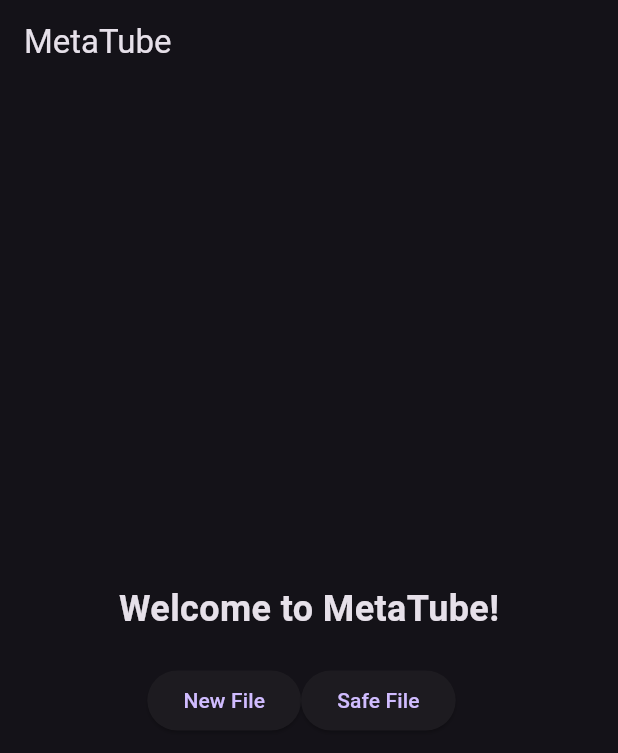
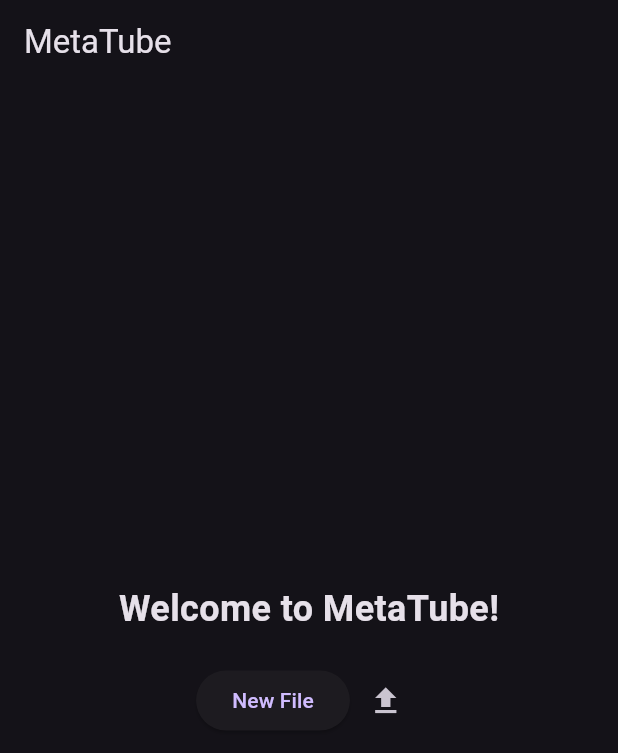
Before and after one commit to Angstromico/Metatube-Flutter, a Flutter app: the screen it shows after launch, on a phone screen of 412 x 824 dp. Shown: the top 753 px of the screen. Run offline on Flutter 3.47's test engine with Material 3 defaults, Android fonts, the phone set to English and light mode, and no system bars.

Commit message:
feat: action button in home screen

```diff
--- a/lib/screens/home_screen.dart
+++ b/lib/screens/home_screen.dart
@@ -21,8 +21,11 @@ class HomeScreen extends StatelessWidget {
             mainAxisAlignment: MainAxisAlignment.center,
             children: [
             _mainButton('New File', () {}),
-            _mainButton('Safe File', () {}),
-            const SizedBox(width: 10),
+            Row(
+              children: [
+                _actionButton(() => null, Icons.file_upload)
+              ]
+            )
             ],
             ),
         ],
@@ -36,4 +39,11 @@ class HomeScreen extends StatelessWidget {
       child: Text(label),
     );
   }
+
+  IconButton _actionButton(Function()? onPressed, IconData icon) {
+    return IconButton(
+      onPressed: onPressed,
+      icon: Icon(icon),
+    );
+  }
 }
```
